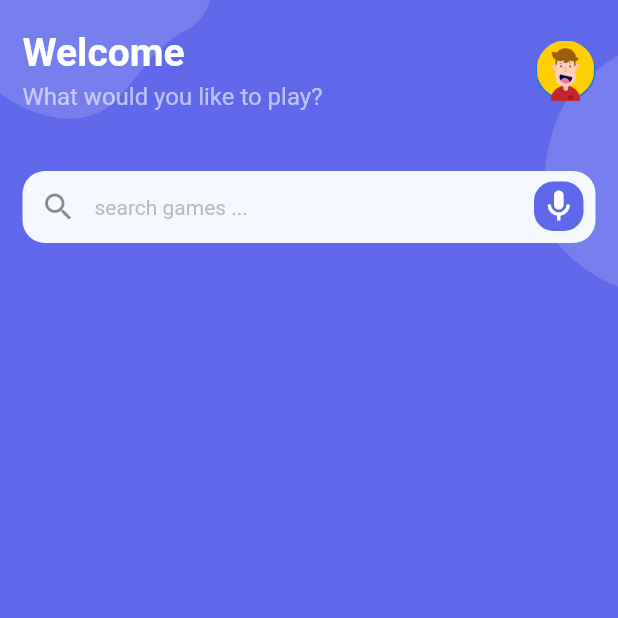
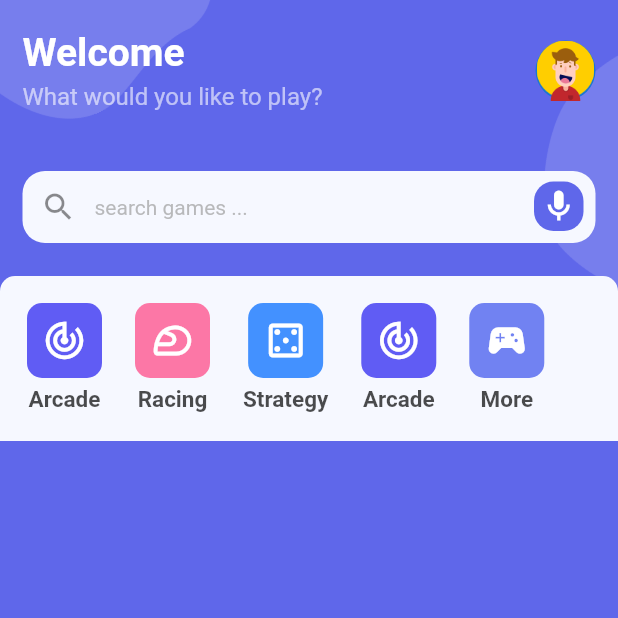
Before and after one commit to YonasAlem/Game-Store-App-UI, a Flutter app: the screen it shows after launch, on a phone screen of 412 x 824 dp, the top half of it. Run offline on Flutter 3.47's test engine with Material 2 defaults, Android fonts, the phone set to English and light mode, and no system bars.

Commit message:
build a genre catagory

```diff
--- a/lib/main.dart
+++ b/lib/main.dart
@@ -11,6 +11,7 @@ class MyApp extends StatelessWidget {
   @override
   Widget build(BuildContext context) {
     return const MaterialApp(
+      debugShowCheckedModeBanner: false,
       title: 'Game Store UI',
       home: HomePage(),
     );
--- a/lib/pages/home/home_page.dart
+++ b/lib/pages/home/home_page.dart
@@ -1,4 +1,5 @@
 import 'package:flutter/material.dart';
+import 'package:game_store_ui/pages/home/widgets/genre.dart';
 
 import 'widgets/header.dart';
 import 'widgets/search.dart';
@@ -35,6 +36,7 @@ class _HomePageState extends State<HomePage> {
             children: const [
               Header(),
               Search(),
+              Genre(),
             ],
           )
         ],
--- /dev/null
+++ b/lib/pages/home/widgets/genre.dart
@@ -0,0 +1,95 @@
+import 'package:flutter/material.dart';
+
+class Genre extends StatefulWidget {
+  const Genre({Key? key}) : super(key: key);
+
+  @override
+  State<Genre> createState() => _GenreState();
+}
+
+class _GenreState extends State<Genre> {
+  final List<Map<String, Object>> gameList = [
+    {
+      'icon': Icons.track_changes_outlined,
+      'color': const Color(0xFF605CF4),
+      'title': 'Arcade',
+    },
+    {
+      'icon': Icons.sports_motorsports_outlined,
+      'color': const Color(0xFFFC77A6),
+      'title': 'Racing',
+    },
+    {
+      'icon': Icons.casino_outlined,
+      'color': const Color(0xFF4391FF),
+      'title': 'Strategy',
+    },
+    {
+      'icon': Icons.track_changes_outlined,
+      'color': const Color(0xFF605CF4),
+      'title': 'Arcade',
+    },
+    {
+      'icon': Icons.sports_esports,
+      'color': const Color(0xFF7182F2),
+      'title': 'More',
+    },
+  ];
+
+  @override
+  Widget build(BuildContext context) {
+    return Container(
+      decoration: const BoxDecoration(
+        color: Color(0xFFF6F8FF),
+        borderRadius: BorderRadius.only(
+          topLeft: Radius.circular(10),
+          topRight: Radius.circular(10),
+        ),
+      ),
+      child: Column(
+        children: [
+          Container(
+            height: 110,
+            padding: const EdgeInsets.only(
+              top: 18,
+              left: 18,
+              bottom: 10,
+            ),
+            child: Center(
+              child: ListView.separated(
+                separatorBuilder: (_, index) => const SizedBox(width: 22),
+                itemCount: gameList.length,
+                scrollDirection: Axis.horizontal,
+                itemBuilder: (_, index) => Column(
+                  children: [
+                    Container(
+                      padding: const EdgeInsets.all(10),
+                      decoration: BoxDecoration(
+                        borderRadius: BorderRadius.circular(10),
+                        color: gameList[index]['color'] as Color,
+                      ),
+                      child: Icon(
+                        gameList[index]['icon'] as IconData,
+                        color: Colors.white,
+                        size: 30,
+                      ),
+                    ),
+                    const SizedBox(height: 5),
+                    Text(
+                      gameList[index]['title'] as String,
+                      style: TextStyle(
+                        fontWeight: FontWeight.bold,
+                        color: Colors.black.withOpacity(0.7),
+                        fontSize: 15,
+                      ),
+                    ),
+                  ],
+                ),
+              ),
+            ),
+          ),
+        ],
+      ),
+    );
+  }
+}
```
